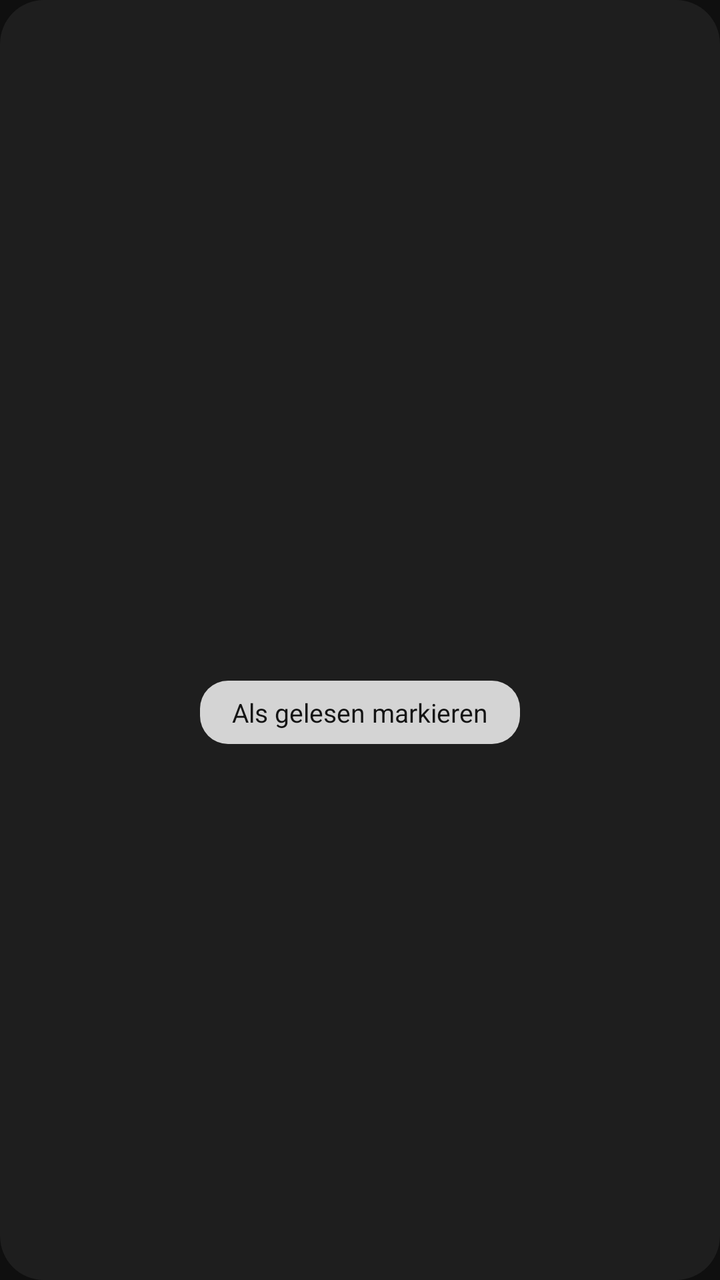
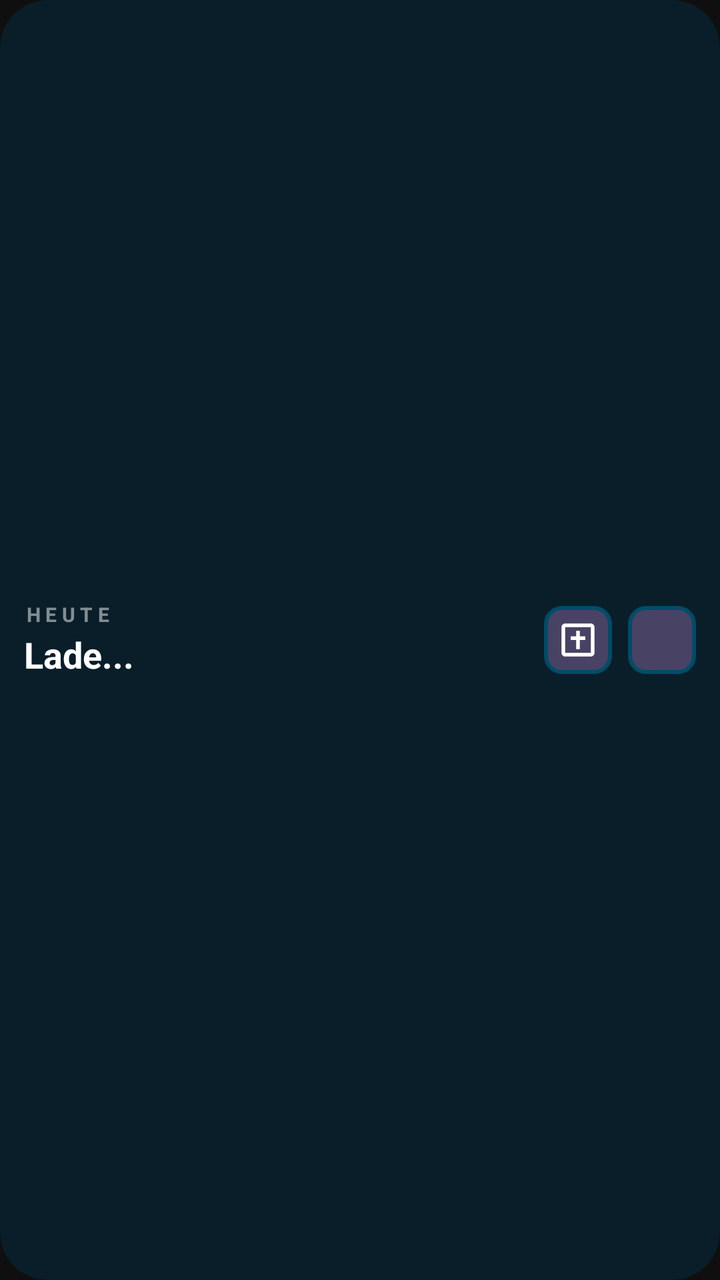

Before-and-after screenshots of an Android layout around one commit, followed by the original layout XML and the change that was made.
<!-- AndroidManifest.xml: application theme AppTheme -->
<!-- res/layout/widget_today.xml -->
<?xml version="1.0" encoding="utf-8"?>
<LinearLayout xmlns:android="http://schemas.android.com/apk/res/android"
    android:id="@+id/root"
    android:layout_width="match_parent"
    android:layout_height="match_parent"
    android:background="@drawable/widget_bg"
    android:gravity="center"
    android:orientation="vertical"
    android:padding="14dp">

    <TextView
        android:id="@+id/plan"
        android:layout_width="wrap_content"
        android:layout_height="wrap_content"
        android:letterSpacing="0.08"
        android:textColor="#FF9A9A9A"
        android:textSize="10sp"
        android:textStyle="bold" />

    <TextView
        android:id="@+id/date"
        android:layout_width="wrap_content"
        android:layout_height="wrap_content"
        android:layout_marginTop="2dp"
        android:textColor="#FFCFCFCF"
        android:textSize="12sp" />

    <TextView
        android:id="@+id/passage"
        android:layout_width="wrap_content"
        android:layout_height="wrap_content"
        android:layout_marginTop="6dp"
        android:gravity="center"
        android:maxLines="3"
        android:textColor="#FFFFFFFF"
        android:textSize="18sp"
        android:textStyle="bold" />

    <TextView
        android:id="@+id/btn"
        android:layout_width="wrap_content"
        android:layout_height="wrap_content"
        android:layout_marginTop="10dp"
        android:background="@drawable/widget_btn"
        android:paddingStart="16dp"
        android:paddingTop="7dp"
        android:paddingEnd="16dp"
        android:paddingBottom="7dp"
        android:text="Als gelesen markieren"
        android:textColor="#FF141414"
        android:textSize="13sp" />
</LinearLayout>
<!-- resources referenced by this layout -->
<resources>
  <!-- drawable widget_bg (drawable) -->
  <shape xmlns:android="http://schemas.android.com/apk/res/android" android:shape="rectangle">
      <solid android:color="#F21F1F1F" />
      <corners android:radius="22dp" />
  </shape>
  <!-- drawable widget_btn (drawable) -->
  <shape xmlns:android="http://schemas.android.com/apk/res/android" android:shape="rectangle">
      <solid android:color="#FFD4D4D4" />
      <corners android:radius="14dp" />
  </shape>
  <style name="AppTheme" parent="android:Theme.Material.NoActionBar">
          <item name="android:windowBackground">@color/bg</item>
          <item name="android:statusBarColor">@color/bg</item>
          <item name="android:navigationBarColor">@color/bg</item>
      </style>
  <color name="bg">#0F0F0F</color>
</resources>

<!-- the commit's change to res/layout/widget_today.xml (unified diff, before → after) -->
@@ -1,52 +1,64 @@
 <?xml version="1.0" encoding="utf-8"?>
+
 <LinearLayout xmlns:android="http://schemas.android.com/apk/res/android"
-    android:id="@+id/root"
+    android:id="@+id/widget_root"
     android:layout_width="match_parent"
     android:layout_height="match_parent"
-    android:background="@drawable/widget_bg"
-    android:gravity="center"
-    android:orientation="vertical"
-    android:padding="14dp">
+    android:background="@drawable/widget_background"
+    android:gravity="center_vertical"
+    android:orientation="horizontal"
+    android:baselineAligned="false"
+    android:padding="12dp">
 
-    <TextView
-        android:id="@+id/plan"
-        android:layout_width="wrap_content"
+    <LinearLayout
+        android:layout_width="0dp"
         android:layout_height="wrap_content"
-        android:letterSpacing="0.08"
-        android:textColor="#FF9A9A9A"
-        android:textSize="10sp"
-        android:textStyle="bold" />
+        android:layout_weight="1"
+        android:orientation="vertical">
 
-    <TextView
-        android:id="@+id/date"
-        android:layout_width="wrap_content"
-        android:layout_height="wrap_content"
-        android:layout_marginTop="2dp"
-        android:textColor="#FFCFCFCF"
-        android:textSize="12sp" />
+        <TextView
+            android:id="@+id/widget_title"
+            android:layout_width="wrap_content"
+            android:layout_height="wrap_content"
+            android:text="HEUTE"
+            android:textColor="#FFFFFF"
+            android:textSize="10sp"
+            android:textStyle="bold"
+            android:alpha="0.5"
+            android:letterSpacing="0.25" />
 
-    <TextView
-        android:id="@+id/passage"
-        android:layout_width="wrap_content"
-        android:layout_height="wrap_content"
-        android:layout_marginTop="6dp"
-        android:gravity="center"
-        android:maxLines="3"
-        android:textColor="#FFFFFFFF"
-        android:textSize="18sp"
-        android:textStyle="bold" />
+        <TextView
+            android:id="@+id/widget_passage"
+            android:layout_width="match_parent"
+            android:layout_height="wrap_content"
+            android:ellipsize="end"
+            android:maxLines="2"
+            android:text="Lade..."
+            android:textColor="#FFFFFF"
+            android:textSize="18sp"
+            android:textStyle="bold"
+            android:layout_marginTop="1dp" />
+    </LinearLayout>
 
-    <TextView
-        android:id="@+id/btn"
-        android:layout_width="wrap_content"
-        android:layout_height="wrap_content"
-        android:layout_marginTop="10dp"
-        android:background="@drawable/widget_btn"
-        android:paddingStart="16dp"
-        android:paddingTop="7dp"
-        android:paddingEnd="16dp"
-        android:paddingBottom="7dp"
-        android:text="Als gelesen markieren"
-        android:textColor="#FF141414"
-        android:textSize="13sp" />
+    <ImageView
+        android:id="@+id/widget_button_bible"
+        android:layout_width="34dp"
+        android:layout_height="34dp"
+        android:layout_marginStart="8dp"
+        android:background="@drawable/widget_button_background"
+        android:contentDescription="YouVersion"
+        android:padding="6dp"
+        android:src="@drawable/ic_bible_custom"
+        android:scaleType="fitCenter" />
+
+    <ImageView
+        android:id="@+id/widget_button_check"
+        android:layout_width="34dp"
+        android:layout_height="34dp"
+        android:layout_marginStart="8dp"
+        android:background="@drawable/widget_button_background"
+        android:contentDescription="Erledigt"
+        android:padding="6dp"
+        android:scaleType="fitCenter" />
+
 </LinearLayout>
<!-- resource entries referenced after the edit -->
@@ -1,20 +1,41 @@
 <!-- resources referenced by this layout -->
 <resources>
-  <!-- drawable widget_bg (drawable) -->
-  <shape xmlns:android="http://schemas.android.com/apk/res/android" android:shape="rectangle">
-      <solid android:color="#F21F1F1F" />
-      <corners android:radius="22dp" />
+  <!-- drawable ic_bible_custom (drawable) -->
+  <vector xmlns:android="http://schemas.android.com/apk/res/android"
+      android:width="24dp"
+      android:height="24dp"
+      android:viewportWidth="24"
+      android:viewportHeight="24">
+      <path
+          android:fillColor="#FFFFFF"
+          android:pathData="M19,3H5C3.9,3 3,3.9 3,5v14c0,1.1 0.9,2 2,2h14c1.1,0 2,-0.9 2,-2V5C21,3.9 20.1,3 19,3z M19,19H5V5h14V19z M11,7h2v3h3v2h-3v5h-2v-5H8v-2h3V7z"/>
+  </vector>
+  <!-- drawable widget_background (drawable) -->
+  <?xml version="1.0" encoding="utf-8"?>
+  
+  <shape xmlns:android="http://schemas.android.com/apk/res/android">
+      <solid android:color="@color/widget_bg_color" />
+      <corners android:radius="24dp" />
+      <padding android:left="16dp" android:top="12dp" android:right="16dp" android:bottom="12dp" />
   </shape>
-  <!-- drawable widget_btn (drawable) -->
-  <shape xmlns:android="http://schemas.android.com/apk/res/android" android:shape="rectangle">
-      <solid android:color="#FFD4D4D4" />
-      <corners android:radius="14dp" />
+  <!-- drawable widget_button_background (drawable) -->
+  <?xml version="1.0" encoding="utf-8"?>
+  
+  <shape xmlns:android="http://schemas.android.com/apk/res/android"
+      android:shape="rectangle">
+      <solid android:color="@color/widget_button_bg_color" />
+      <corners android:radius="8dp" />
+      <stroke android:width="2dp" android:color="@color/widget_button_stroke_color" />
+      <size android:width="36dp" android:height="36dp" />
   </shape>
   <style name="AppTheme" parent="android:Theme.Material.NoActionBar">
           <item name="android:windowBackground">@color/bg</item>
           <item name="android:statusBarColor">@color/bg</item>
           <item name="android:navigationBarColor">@color/bg</item>
       </style>
+  <color name="widget_bg_color">#2C2C2E</color>
+  <color name="widget_button_bg_color">#3A3A3C</color>
+  <color name="widget_button_stroke_color">#58585A</color>
   <color name="bg">#0F0F0F</color>
 </resources>
 
